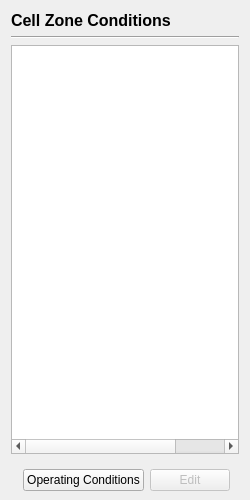
nextfoam/baram, file view/setup/cell_zone_conditions/cell_zone_conditions_page.ui: the form before one commit.
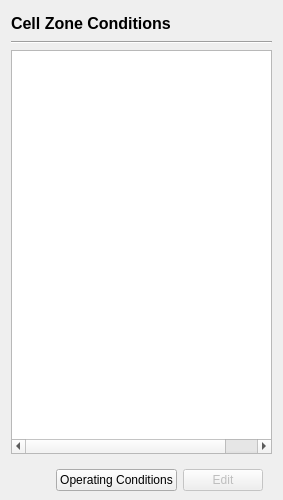
The form after the commit.

Commit message: title widget 크기 변경

```diff
--- a/view/setup/cell_zone_conditions/cell_zone_conditions_page.ui
+++ b/view/setup/cell_zone_conditions/cell_zone_conditions_page.ui
@@ -6,7 +6,7 @@
    <rect>
     <x>0</x>
     <y>0</y>
-    <width>250</width>
+    <width>283</width>
     <height>500</height>
    </rect>
   </property>
@@ -19,6 +19,12 @@
    </property>
    <item>
     <widget class="QLabel" name="title">
+     <property name="minimumSize">
+      <size>
+       <width>0</width>
+       <height>24</height>
+      </size>
+     </property>
      <property name="font">
       <font>
        <pointsize>12</pointsize>
```
The commit also changes 5 other files.
